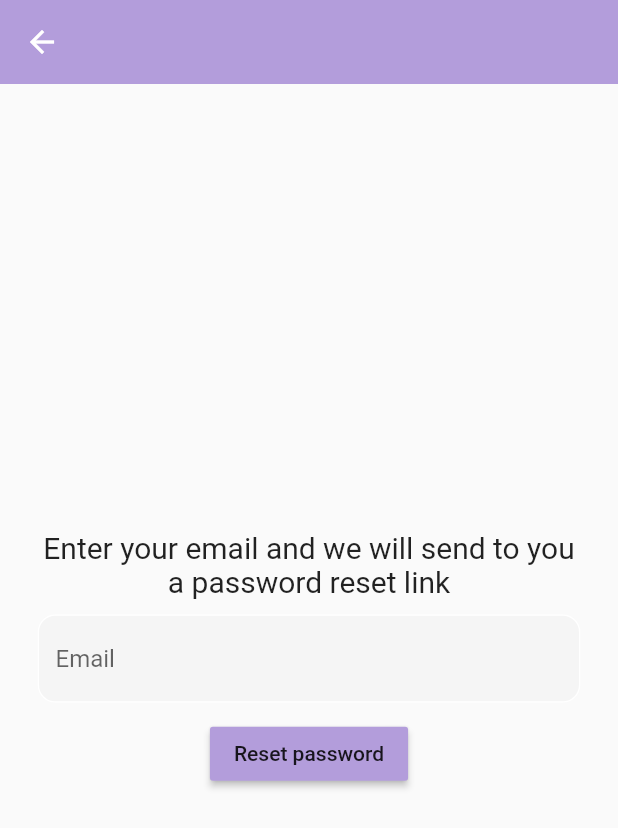
After one commit to neIsonp/Quiz_app, a Flutter app: the screen it shows after launch, after a tap on "Forgot your Password?", on a phone screen of 412 x 824 dp. The commit adds this screen. Shown: the top 828 px of the screen. Run offline on Flutter 3.47's test engine with Material 2 defaults, Android fonts, the phone set to English and light mode, and no system bars; our stand-ins replace firebase_auth, firebase_core, google_fonts; accounts and stored records are empty.

Commit message:
added a forgot page

```diff
--- /dev/null
+++ b/lib/pages/forgot_password_page.dart
@@ -0,0 +1,96 @@
+import 'package:firebase_auth/firebase_auth.dart';
+import 'package:flutter/material.dart';
+
+class ForgotPasswordPage extends StatefulWidget {
+  const ForgotPasswordPage({super.key});
+
+  @override
+  State<ForgotPasswordPage> createState() => _ForgotPasswordPageState();
+}
+
+class _ForgotPasswordPageState extends State<ForgotPasswordPage> {
+  final _emailController = TextEditingController();
+
+  @override
+  void dispose() {
+    _emailController.dispose();
+    super.dispose();
+  }
+
+  Future passwordReset() async {
+    try {
+      await FirebaseAuth.instance.sendPasswordResetEmail(
+        email: _emailController.text.trim(),
+      );
+      showDialog(
+        context: context,
+        builder: (context) {
+          return const AlertDialog(
+            content: Text('Password reset link sent! check your email'),
+          );
+        },
+      );
+    } on FirebaseAuthException catch (e) {
+      showDialog(
+        context: context,
+        builder: (context) {
+          return AlertDialog(
+            content: Text(
+              e.message.toString(),
+            ),
+          );
+        },
+      );
+    }
+  }
+
+  @override
+  Widget build(BuildContext context) {
+    return Scaffold(
+      appBar: AppBar(
+        backgroundColor: Colors.deepPurple[200],
+        elevation: 0,
+      ),
+      body: Column(
+        mainAxisAlignment: MainAxisAlignment.center,
+        children: [
+          const Padding(
+            padding: EdgeInsets.symmetric(horizontal: 25),
+            child: Text(
+              'Enter your email and we will send to you a password reset link',
+              textAlign: TextAlign.center,
+              style: TextStyle(fontSize: 20),
+            ),
+          ),
+          const SizedBox(height: 10),
+          Padding(
+            padding: const EdgeInsets.symmetric(horizontal: 25),
+            child: TextField(
+              controller: _emailController,
+              decoration: InputDecoration(
+                enabledBorder: OutlineInputBorder(
+                  borderSide: BorderSide(color: Colors.white),
+                  borderRadius: BorderRadius.circular(12),
+                ),
+                focusedBorder: OutlineInputBorder(
+                  borderSide: BorderSide(color: Colors.deepPurple),
+                  borderRadius: BorderRadius.circular(12),
+                ),
+                border: InputBorder.none,
+                hintText: 'Email',
+                fillColor: Colors.grey[100],
+                filled: true,
+              ),
+            ),
+          ),
+          const SizedBox(height: 10),
+          MaterialButton(
+            onPressed: passwordReset,
+            child: Text('Reset password'),
+            color: Colors.deepPurple[200],
+          )
+        ],
+      ),
+    );
+  }
+}
--- a/lib/pages/login_page.dart
+++ b/lib/pages/login_page.dart
@@ -3,6 +3,8 @@
 import 'package:flutter/src/widgets/container.dart';
 import 'package:flutter/src/widgets/framework.dart';
 import 'package:google_fonts/google_fonts.dart';
+
+import 'forgot_password_page.dart';
 
 class LoginPage extends StatefulWidget {
   final VoidCallback showRegisterPage;
@@ -105,11 +107,23 @@
                   child: Row(
                     mainAxisAlignment: MainAxisAlignment.end,
                     children: [
-                      Text(
-                        'Forgot your Password?',
-                        style: TextStyle(
-                          color: Colors.blue,
-                          fontWeight: FontWeight.bold,
+                      InkWell(
+                        onTap: () {
+                          Navigator.push(
+                            context,
+                            MaterialPageRoute(
+                              builder: (context) {
+                                return ForgotPasswordPage();
+                              },
+                            ),
+                          );
+                        },
+                        child: const Text(
+                          'Forgot your Password?',
+                          style: TextStyle(
+                            color: Colors.blue,
+                            fontWeight: FontWeight.bold,
+                          ),
                         ),
                       ),
                     ],
--- a/lib/pages/register_page.dart
+++ b/lib/pages/register_page.dart
@@ -14,6 +14,7 @@
 }
 
 class _RegisterPageState extends State<RegisterPage> {
+
   final _emailController = TextEditingController();
   final _passwordController = TextEditingController();
   final _confirmPasswordController = TextEditingController();
```
